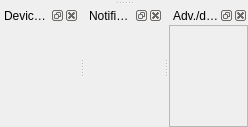
This is src/blackgui/components/cockpitinfoareacomponent.ui in swift-project/pilotclient as Qt 5 draws it before an edit. The edited form follows.
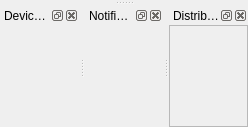
This is the edited form. Custom widgets are drawn as their Qt base class.

Diff of the .ui file:
```diff
--- a/src/blackgui/components/cockpitinfoareacomponent.ui
+++ b/src/blackgui/components/cockpitinfoareacomponent.ui
@@ -195,7 +195,7 @@
     <set>Qt::BottomDockWidgetArea</set>
    </property>
    <property name="windowTitle">
-    <string>Adv./distributed audio</string>
+    <string>Distributed audio</string>
    </property>
    <attribute name="dockWidgetArea">
     <number>8</number>
```
